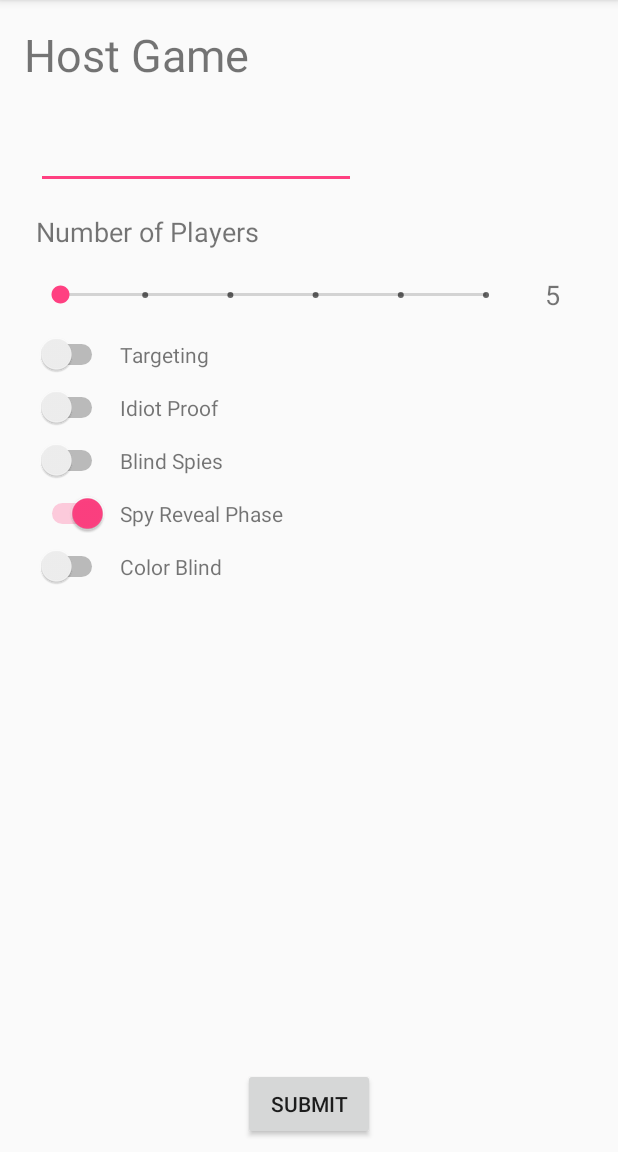
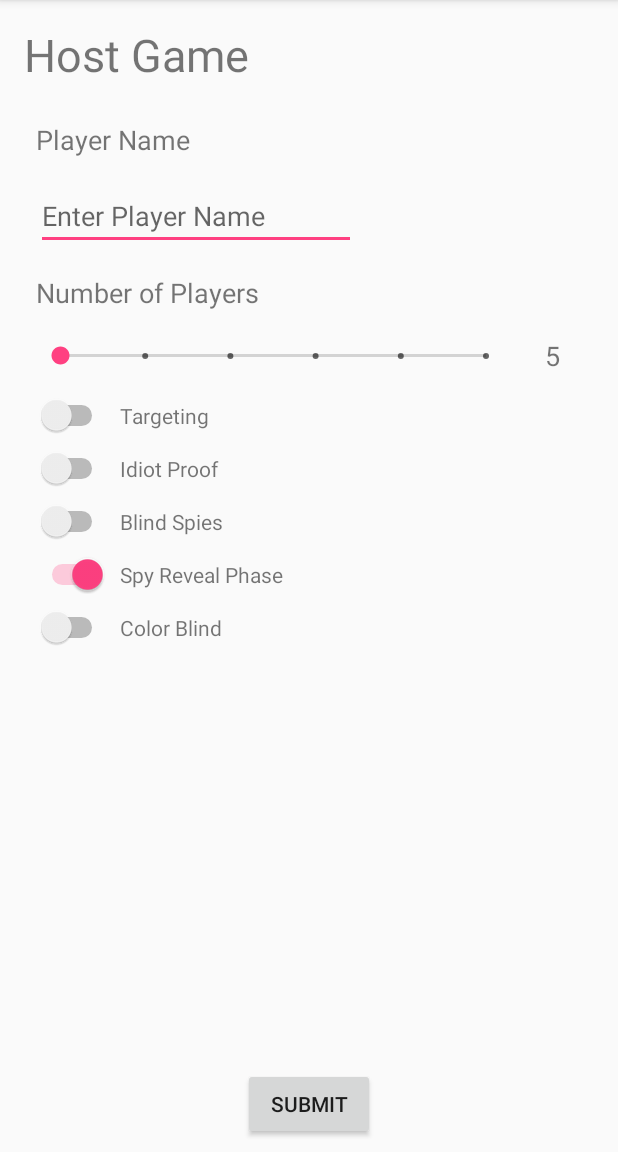
Before and after one commit to the-flatmates/resistance-clone, an Android app: the HostGame screen opened directly, with no data from a screen before it, on a phone screen of 412 x 824 dp, the part 84-1236 px from its top. Run offline under Robolectric (Android 15) with nearby library versions, the phone set to English and light mode, and no system bars.

Commit message:
Add play name title and hint text

```diff
--- a/app/src/main/res/layout/activity_host_game.xml
+++ b/app/src/main/res/layout/activity_host_game.xml
@@ -18,16 +18,16 @@
         app:layout_constraintTop_toTopOf="parent" />
 
     <EditText
-        android:id="@+id/te_player_name"
+        android:id="@+id/te_host_player_name"
         android:layout_width="wrap_content"
         android:layout_height="wrap_content"
-        android:layout_marginLeft="24dp"
-        android:layout_marginTop="24dp"
+        android:layout_marginStart="24dp"
+        android:layout_marginTop="16dp"
         android:ems="10"
+        android:hint="@string/name_hint"
         android:inputType="textPersonName"
-        app:layout_constraintLeft_toLeftOf="parent"
-        app:layout_constraintTop_toBottomOf="@+id/tv_host_game_title"
-        tools:text="@string/name" />
+        app:layout_constraintStart_toStartOf="parent"
+        app:layout_constraintTop_toBottomOf="@+id/tv_host_player_name_title" />
 
     <Switch
         android:id="@+id/sw_settings_targeting"
@@ -49,7 +49,7 @@
         android:text="@string/num_players"
         android:textSize="18sp"
         app:layout_constraintStart_toStartOf="parent"
-        app:layout_constraintTop_toBottomOf="@+id/te_player_name" />
+        app:layout_constraintTop_toBottomOf="@+id/te_host_player_name" />
 
     <Switch
         android:id="@+id/sw_settings_idiot_proof"
@@ -205,4 +205,15 @@
         app:layout_constraintStart_toEndOf="@+id/sb_num_players"
         app:layout_constraintTop_toTopOf="@+id/sb_num_players" />
 
+    <TextView
+        android:id="@+id/tv_host_player_name_title"
+        android:layout_width="wrap_content"
+        android:layout_height="wrap_content"
+        android:layout_marginStart="24dp"
+        android:layout_marginTop="24dp"
+        android:text="@string/name"
+        android:textSize="18sp"
+        app:layout_constraintStart_toStartOf="parent"
+        app:layout_constraintTop_toBottomOf="@+id/tv_host_game_title" />
+
 </android.support.constraint.ConstraintLayout>
--- a/app/src/main/res/values/strings.xml
+++ b/app/src/main/res/values/strings.xml
@@ -4,7 +4,8 @@
     <string name="button_send">Send</string>
     <string name="host_game">Host Game</string>
     <string name="join_game">Join Game</string>
-    <string name="name">Name</string>
+    <string name="name">Player Name</string>
+    <string name="name_hint">Enter Player Name</string>
     <string name="num_players">Number of Players</string>
     <string name="submit">Submit</string>
     <string name="settings_targeting">Targeting</string>
@@ -12,4 +13,6 @@
     <string name="settings_blind_spies">Blind Spies</string>
     <string name="settings_color_blind">Color Blind</string>
     <string name="settings_spy_reveal_phase">Spy Reveal Phase</string>
+    <string name="room_code">Room Code</string>
+    <string name="room_code_hint">Enter 6-Letter Room Code</string>
 </resources>
```
